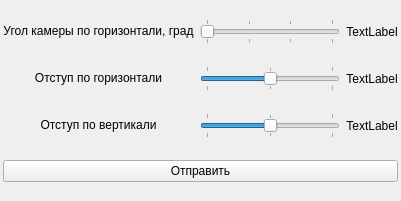
lexafonov/Aim, file server.ui: the form before one commit.
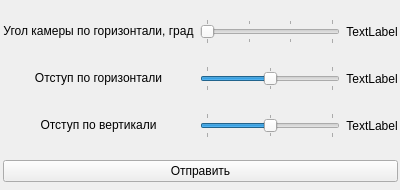
The form after the commit.

What changed in the file:
```diff
--- a/server.ui
+++ b/server.ui
@@ -2,6 +2,32 @@
 <ui version="4.0">
  <class>Server</class>
  <widget class="QWidget" name="Server">
+  <property name="geometry">
+   <rect>
+    <x>0</x>
+    <y>0</y>
+    <width>400</width>
+    <height>190</height>
+   </rect>
+  </property>
+  <property name="sizePolicy">
+   <sizepolicy hsizetype="Fixed" vsizetype="Fixed">
+    <horstretch>0</horstretch>
+    <verstretch>0</verstretch>
+   </sizepolicy>
+  </property>
+  <property name="minimumSize">
+   <size>
+    <width>400</width>
+    <height>190</height>
+   </size>
+  </property>
+  <property name="maximumSize">
+   <size>
+    <width>400</width>
+    <height>190</height>
+   </size>
+  </property>
   <property name="windowTitle">
    <string>Сервер</string>
   </property>
```
